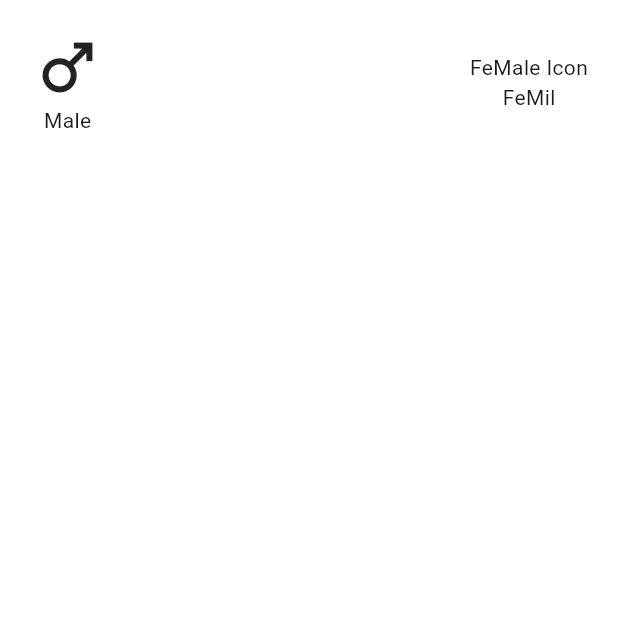
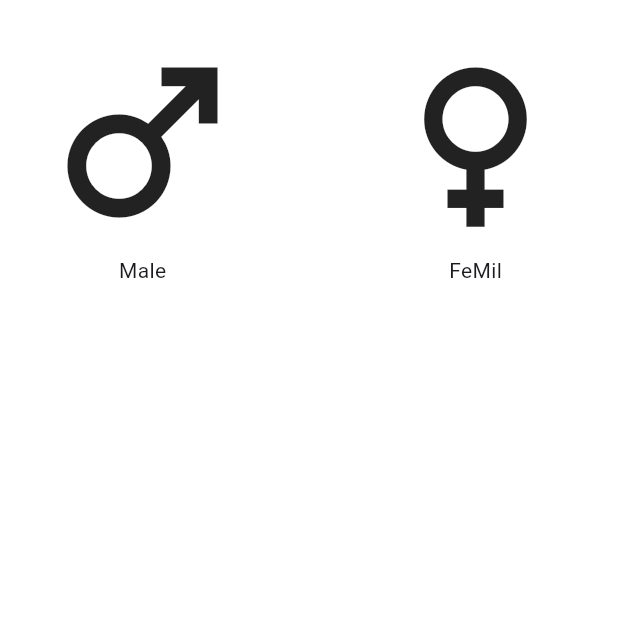
Before and after one commit to DonShanilka/BMI_Calculator_Flutter, a Flutter app: the screen it shows after launch, on a phone screen of 412 x 824 dp, the top half of it. Run offline on Flutter 3.47's test engine with Material 3 defaults, Android fonts, the phone set to English and light mode, and no system bars.

Commit message:
add female icon

```diff
--- a/lib/main_page.dart
+++ b/lib/main_page.dart
@@ -21,15 +21,15 @@ class _MainPageState extends State<MainPage> {
                   Padding(
                     padding: const EdgeInsets.all(20.0),
                     child: Column(
-                      children: [Icon(Icons.male, size:50,),
-                      Text("Male")],
+                      children: [Icon(Icons.male, size:150,),
+                      const Text("Male")],
                     ),
                   ),
                   Spacer(), // meken wenne me dheka maddata spacer ekak dhanawa
                   Padding(
                     padding: const EdgeInsets.all(20.0),
                     child: Column(
-                      children: [Text("FeMale Icon"), Text("FeMil")],
+                      children: [Icon(Icons.female, size: 150,), Text("FeMil")],
                     ),
                   )
                 ],
```
